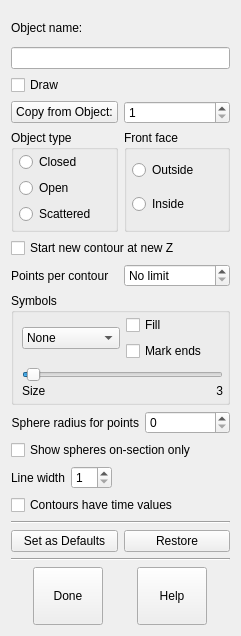
This is 3dmod/form_object_edit.ui in LabShare-Archive/IMOD as Qt 5 draws it before an edit. The edited form follows.
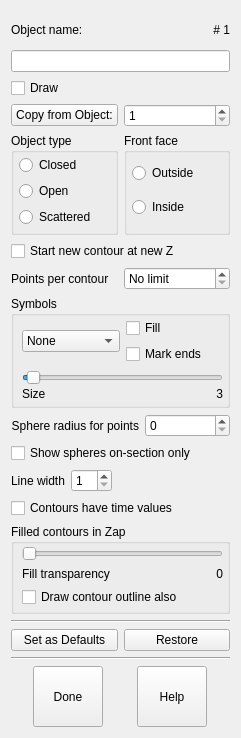
This is the edited form.

Commit message: Changes for drawing filled contours in Zap window: transparency value and option to draw lines too

```diff
--- a/3dmod/form_object_edit.ui
+++ b/3dmod/form_object_edit.ui
@@ -7,7 +7,7 @@
     <x>0</x>
     <y>0</y>
     <width>241</width>
-    <height>636</height>
+    <height>738</height>
    </rect>
   </property>
   <property name="focusPolicy">
@@ -16,27 +16,38 @@
   <property name="windowTitle">
    <string>3dmod Object Edit</string>
   </property>
-  <layout class="QVBoxLayout" name="verticalLayout_4">
+  <layout class="QVBoxLayout" name="verticalLayout_6">
    <item>
-    <layout class="QVBoxLayout">
+    <layout class="QVBoxLayout" name="verticalLayout_5">
      <property name="spacing">
-      <number>2</number>
-     </property>
-     <property name="margin">
-      <number>0</number>
+      <number>1</number>
      </property>
      <item>
-      <widget class="QLabel" name="TextLabel1">
-       <property name="text">
-        <string>Object name:</string>
-       </property>
-       <property name="alignment">
-        <set>Qt::AlignLeading|Qt::AlignLeft|Qt::AlignVCenter</set>
-       </property>
-       <property name="wordWrap">
-        <bool>false</bool>
-       </property>
-      </widget>
+      <layout class="QHBoxLayout" name="horizontalLayout_5">
+       <item>
+        <widget class="QLabel" name="TextLabel1">
+         <property name="text">
+          <string>Object name:</string>
+         </property>
+         <property name="alignment">
+          <set>Qt::AlignLeading|Qt::AlignLeft|Qt::AlignVCenter</set>
+         </property>
+         <property name="wordWrap">
+          <bool>false</bool>
+         </property>
+        </widget>
+       </item>
+       <item>
+        <widget class="QLabel" name="objectNumLabel">
+         <property name="text">
+          <string># 1</string>
+         </property>
+         <property name="alignment">
+          <set>Qt::AlignRight|Qt::AlignTrailing|Qt::AlignVCenter</set>
+         </property>
+        </widget>
+       </item>
+      </layout>
      </item>
      <item>
       <widget class="QLineEdit" name="nameEdit">
@@ -541,6 +552,95 @@
      </property>
     </widget>
    </item>
+   <item>
+    <widget class="QGroupBox" name="groupBox_4">
+     <property name="title">
+      <string>Filled contours in Zap</string>
+     </property>
+     <layout class="QVBoxLayout" name="verticalLayout_4">
+      <property name="leftMargin">
+       <number>8</number>
+      </property>
+      <property name="topMargin">
+       <number>2</number>
+      </property>
+      <property name="rightMargin">
+       <number>4</number>
+      </property>
+      <property name="bottomMargin">
+       <number>4</number>
+      </property>
+      <item>
+       <widget class="QSlider" name="transSlider">
+        <property name="focusPolicy">
+         <enum>Qt::NoFocus</enum>
+        </property>
+        <property name="toolTip">
+         <string>Set transparency of the filled area (0 for no fill)</string>
+        </property>
+        <property name="minimum">
+         <number>0</number>
+        </property>
+        <property name="maximum">
+         <number>100</number>
+        </property>
+        <property name="pageStep">
+         <number>1</number>
+        </property>
+        <property name="value">
+         <number>0</number>
+        </property>
+        <property name="orientation">
+         <enum>Qt::Horizontal</enum>
+        </property>
+       </widget>
+      </item>
+      <item>
+       <layout class="QHBoxLayout" name="horizontalLayout_4">
+        <item>
+         <widget class="QLabel" name="fillLabel">
+          <property name="text">
+           <string>Fill transparency</string>
+          </property>
+          <property name="alignment">
+           <set>Qt::AlignLeading|Qt::AlignLeft|Qt::AlignTop</set>
+          </property>
+          <property name="wordWrap">
+           <bool>false</bool>
+          </property>
+         </widget>
+        </item>
+        <item>
+         <widget class="QLabel" name="transLabel">
+          <property name="text">
+           <string>0</string>
+          </property>
+          <property name="alignment">
+           <set>Qt::AlignRight|Qt::AlignTop|Qt::AlignTrailing</set>
+          </property>
+          <property name="wordWrap">
+           <bool>false</bool>
+          </property>
+         </widget>
+        </item>
+       </layout>
+      </item>
+      <item>
+       <widget class="QCheckBox" name="outlineCheckBox">
+        <property name="focusPolicy">
+         <enum>Qt::NoFocus</enum>
+        </property>
+        <property name="toolTip">
+         <string>Draw contour lines around filled area</string>
+        </property>
+        <property name="text">
+         <string>Draw contour outline also</string>
+        </property>
+       </widget>
+      </item>
+     </layout>
+    </widget>
+   </item>
    <item>
     <widget class="Line" name="Line1_2">
      <property name="frameShape">
```
The commit also changes 13 other files.
